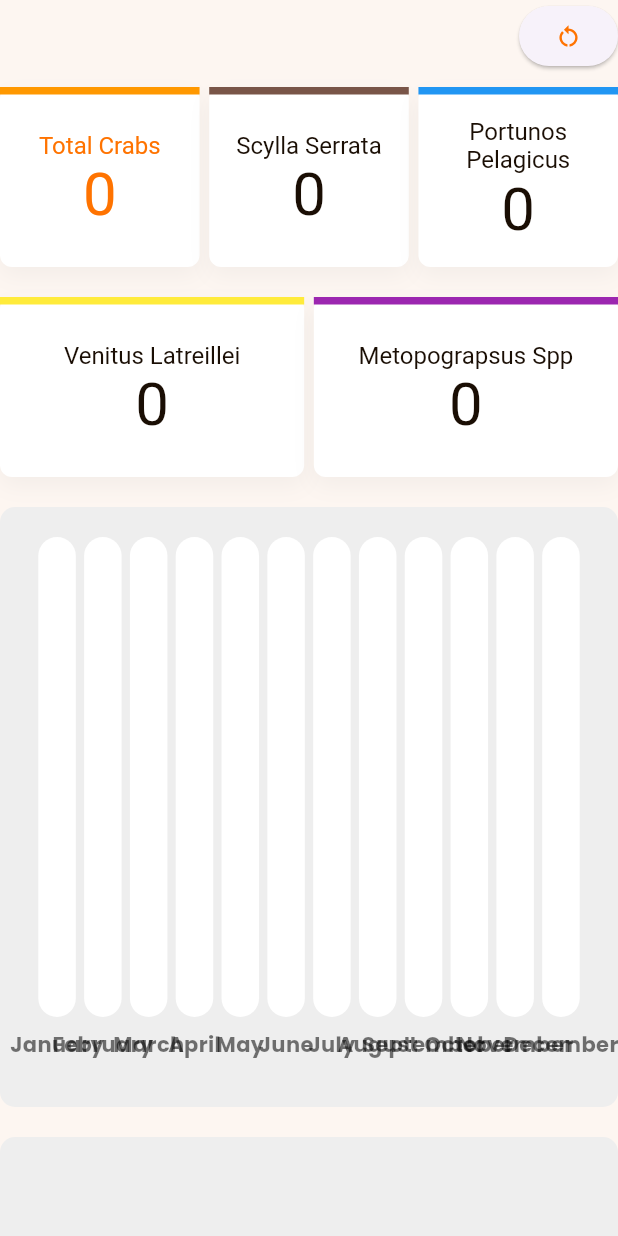
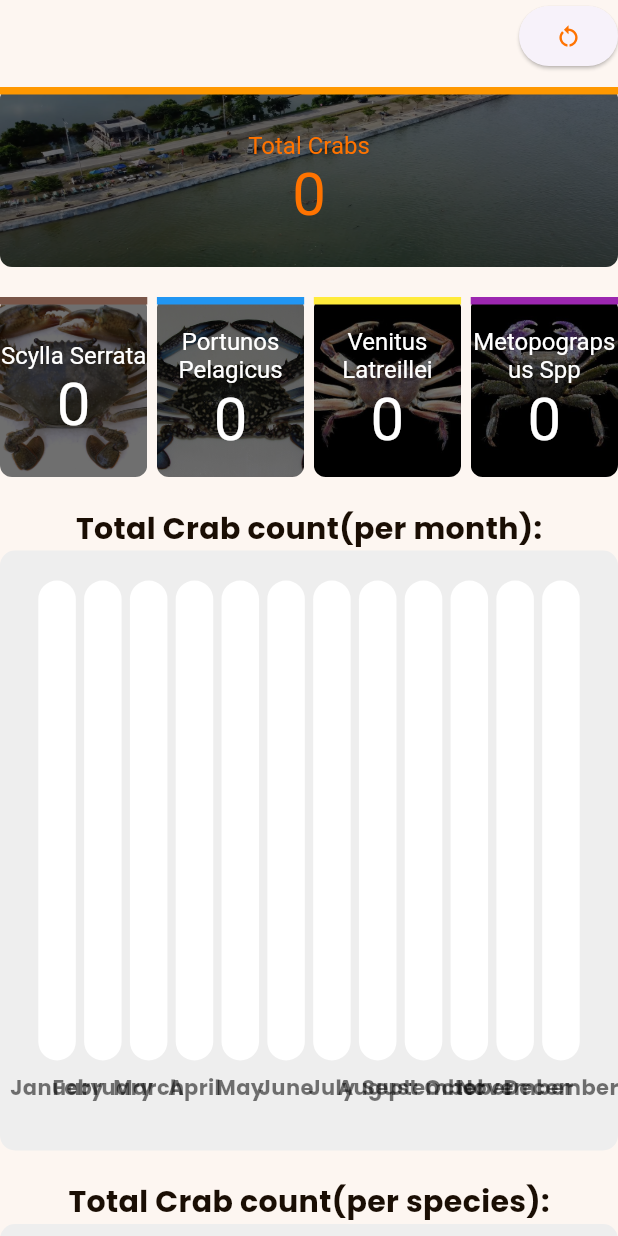
Before and after one commit to keannugran19/crabcheckweb, a Flutter app: the DashboardPageLargeScreen widget shown alone on an empty page, opened directly, on a phone screen of 412 x 824 dp. Run offline on Flutter 3.47's test engine with Material 3 defaults, Android fonts, the phone set to English and light mode, and no system bars; drawn by our look-alikes of fl_chart; our stand-ins replace cloud_firestore, data_table_2, firebase_auth, firebase_core, flutter_map, get and 2 more; accounts and stored records are empty.

Commit message:
ADD image of specific crab species per info cards and minor changes

```diff
--- a/lib/pages/dashboard/widgets/dashboard_card_large.dart
+++ b/lib/pages/dashboard/widgets/dashboard_card_large.dart
@@ -130,6 +130,9 @@ class _DashboardPageLargeScreenState extends State<DashboardPageLargeScreen> {
     late List<double> graphData;
     late String graphTitle;
 
+    // widget style
+    var textStyle = const TextStyle(fontWeight: FontWeight.bold, fontSize: 20);
+
     void updateGraphData() {
       // Determine which data to display based on the selected title
       // if (activeTitle.contains('Charybdis Feriatus')) {
@@ -193,6 +196,7 @@ class _DashboardPageLargeScreenState extends State<DashboardPageLargeScreen> {
             //   width: width / 64,
             // ),
             InfoCard(
+              image: 'lib/assets/images/loginbackground.png',
               title: "Total Crabs",
               value: totalCount.toString(),
               topColor: Colors.orange,
@@ -203,10 +207,18 @@ class _DashboardPageLargeScreenState extends State<DashboardPageLargeScreen> {
                 });
               },
             ),
-            SizedBox(
-              width: width / 64,
-            ),
+          ],
+        ),
+
+        const SizedBox(
+          height: 20,
+        ),
+
+        //* second row displayed
+        Row(
+          children: [
             InfoCard(
+              image: 'lib/assets/images/crabs/scyllaSerrata.jpg',
               title: "Scylla Serrata",
               value: scyllaSerrataCount.toString(),
               topColor: Colors.brown,
@@ -221,6 +233,7 @@ class _DashboardPageLargeScreenState extends State<DashboardPageLargeScreen> {
               width: width / 64,
             ),
             InfoCard(
+              image: 'lib/assets/images/crabs/portunosPelagicus.jpg',
               title: "Portunos Pelagicus",
               value: portunosPelagicusCount.toString(),
               topColor: Colors.blue,
@@ -231,17 +244,11 @@ class _DashboardPageLargeScreenState extends State<DashboardPageLargeScreen> {
                 });
               },
             ),
-          ],
-        ),
-
-        const SizedBox(
-          height: 20,
-        ),
-
-        //* second row displayed
-        Row(
-          children: [
+            SizedBox(
+              width: width / 64,
+            ),
             InfoCard(
+              image: 'lib/assets/images/crabs/venitusLatreillei.jpeg',
               title: "Venitus Latreillei",
               value: venitusLatreilleiCount.toString(),
               topColor: Colors.yellow,
@@ -256,6 +263,7 @@ class _DashboardPageLargeScreenState extends State<DashboardPageLargeScreen> {
               width: width / 64,
             ),
             InfoCard(
+              image: 'lib/assets/images/crabs/metopograpsusSp.jpeg',
               title: "Metopograpsus Spp",
               value: metopograpsusSppCount.toString(),
               topColor: Colors.purple,
@@ -276,6 +284,10 @@ class _DashboardPageLargeScreenState extends State<DashboardPageLargeScreen> {
         Column(
           children: [
             // Bar Graph Container
+            Text(
+              "Total Crab count(per month):",
+              style: textStyle,
+            ),
             Container(
               height: 400,
               decoration: BoxDecoration(
@@ -292,6 +304,10 @@ class _DashboardPageLargeScreenState extends State<DashboardPageLargeScreen> {
             const SizedBox(height: 20),
 
             // Pie Chart Container
+            Text(
+              "Total Crab count(per species):",
+              style: textStyle,
+            ),
             Container(
               height: 400,
               width: double.infinity,
--- a/lib/pages/dashboard/widgets/info_card.dart
+++ b/lib/pages/dashboard/widgets/info_card.dart
@@ -2,6 +2,7 @@ import 'package:crabcheckweb1/constants/colors.dart';
 import 'package:flutter/material.dart';
 
 class InfoCard extends StatelessWidget {
+  final String image;
   final String title;
   final String value;
   final Color topColor;
@@ -15,6 +16,7 @@ class InfoCard extends StatelessWidget {
     required this.topColor,
     required this.isActive,
     required this.onTap,
+    required this.image,
   });
 
   @override
@@ -26,13 +28,14 @@ class InfoCard extends StatelessWidget {
           height: 120,
           alignment: Alignment.center,
           decoration: BoxDecoration(
-              color: Colors.white,
-              boxShadow: [
-                BoxShadow(
-                    offset: const Offset(0, 6),
-                    color: Colors.grey.withOpacity(.1),
-                    blurRadius: 12),
-              ],
+              image: DecorationImage(
+                image: AssetImage(image),
+                fit: BoxFit.cover,
+                colorFilter: const ColorFilter.mode(
+                  Colors.black54,
+                  BlendMode.darken,
+                ),
+              ),
               borderRadius: BorderRadius.circular(8)),
           child: Column(
             children: [
@@ -54,16 +57,14 @@ class InfoCard extends StatelessWidget {
                         text: "$title\n",
                         style: TextStyle(
                             fontSize: 16,
-                            color: isActive
-                                ? colorScheme.primary
-                                : colorScheme.onSurface)),
+                            color:
+                                isActive ? colorScheme.primary : Colors.white)),
                     TextSpan(
                         text: value,
                         style: TextStyle(
                             fontSize: 40,
-                            color: isActive
-                                ? colorScheme.primary
-                                : colorScheme.onSurface)),
+                            color:
+                                isActive ? colorScheme.primary : Colors.white)),
                   ])),
               Expanded(child: Container())
             ],
--- a/pubspec.yaml
+++ b/pubspec.yaml
@@ -72,6 +72,7 @@ flutter:
   # To add assets to your application, add an assets section, like this:
   assets:
     - lib/assets/images/
+    - lib/assets/images/crabs/
     - lib/assets/gif/
 
   # An image asset can refer to one or more resolution-specific "variants", see
```
Also changed, not shown: lib/assets/images/crabs/metopograpsusSp.jpeg (added), lib/assets/images/crabs/portunosPelagicus.jpg (added), lib/assets/images/crabs/scyllaSerrata.jpg (added), lib/assets/images/crabs/venitusLatreillei.jpeg (added).
